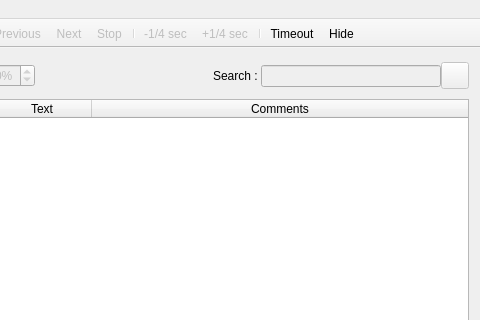
Qt form src/mainwindow.ui (Subtivals/subtivals) before a commit; both pictures show x 320 to 800 and y 0 to 320 of the 800 by 500 pixel window.
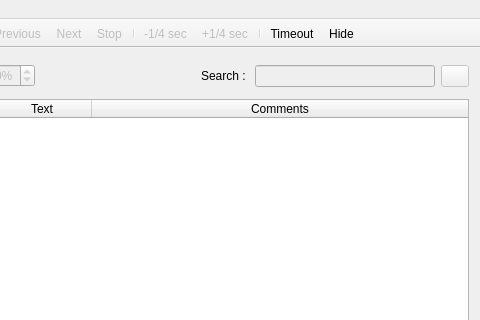
The same form after that commit. Icons and pictures are not drawn.

Commit message: UI : changed search area from horizontalLayout to gridLayout to fix objects overlap on OSX

Patch:
```diff
--- a/src/mainwindow.ui
+++ b/src/mainwindow.ui
@@ -112,18 +112,15 @@
      </layout>
     </item>
     <item row="0" column="2">
-     <layout class="QHBoxLayout" name="horizontalLayout">
-      <property name="spacing">
-       <number>0</number>
-      </property>
-      <item>
+     <layout class="QGridLayout" name="gridLayout_3">
+      <item row="0" column="0">
        <widget class="QLabel" name="label_3">
         <property name="text">
          <string>Search : </string>
         </property>
        </widget>
       </item>
-      <item>
+      <item row="0" column="1">
        <widget class="QLineEdit" name="searchField">
         <property name="enabled">
          <bool>false</bool>
@@ -136,7 +133,7 @@
         </property>
        </widget>
       </item>
-      <item>
+      <item row="0" column="2">
        <widget class="QPushButton" name="searchButton">
         <property name="enabled">
          <bool>false</bool>
```
Left out of the diff: 2 changed lines with no effect on the pictures.
